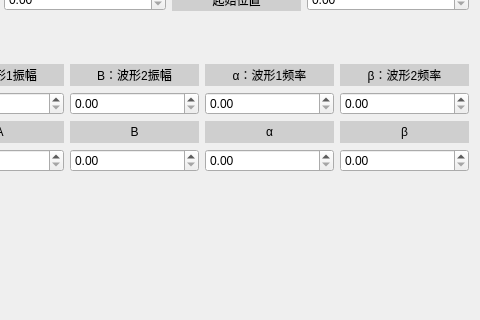
Old version of the form newfatiguetestdialog.ui in the repository zhengshihao1218/newsoft; both pictures show x 142 to 622 and y 109 to 429 of the 622 by 626 pixel window.
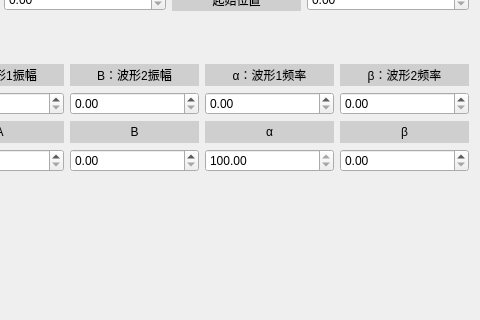
New version of the form. Icons and pictures are not drawn. Custom widgets are drawn as their Qt base class.

Commit message: check code review

The edit to the form file:
```diff
--- a/newfatiguetestdialog.ui
+++ b/newfatiguetestdialog.ui
@@ -310,7 +310,11 @@
       <widget class="QDoubleSpinBox" name="A1"/>
      </item>
      <item row="3" column="3">
-      <widget class="QDoubleSpinBox" name="a2"/>
+      <widget class="QDoubleSpinBox" name="a2">
+       <property name="minimum">
+        <double>100.000000000000000</double>
+       </property>
+      </widget>
      </item>
      <item row="2" column="3">
       <widget class="QLabel" name="label_sensor_26">
```
